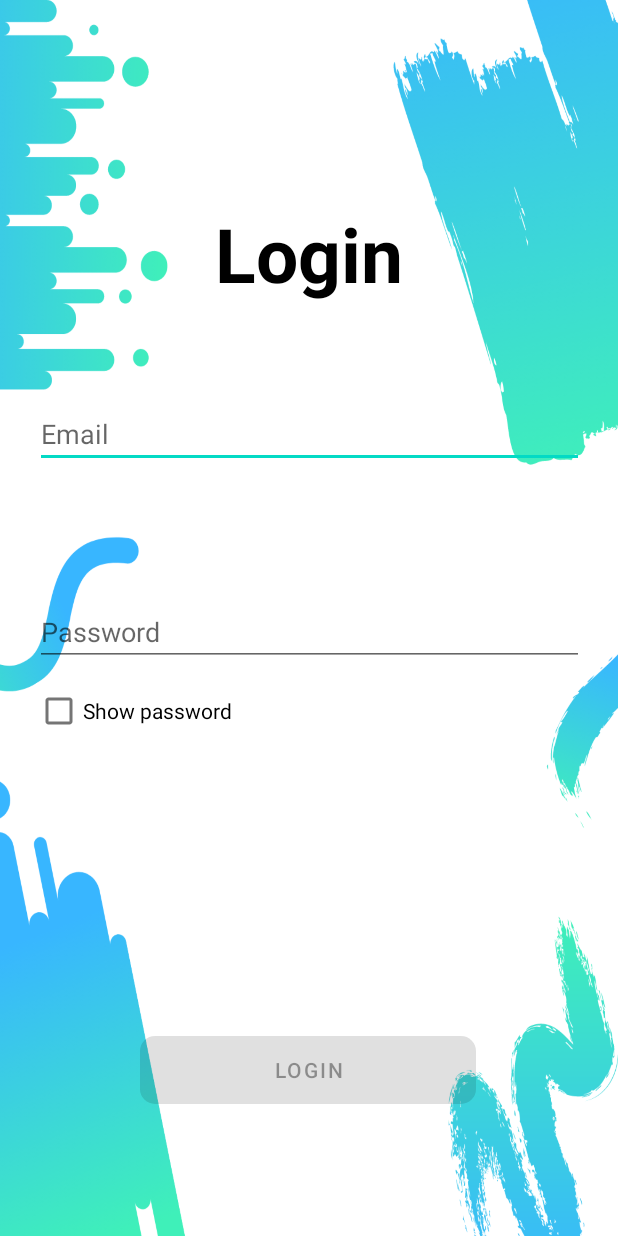
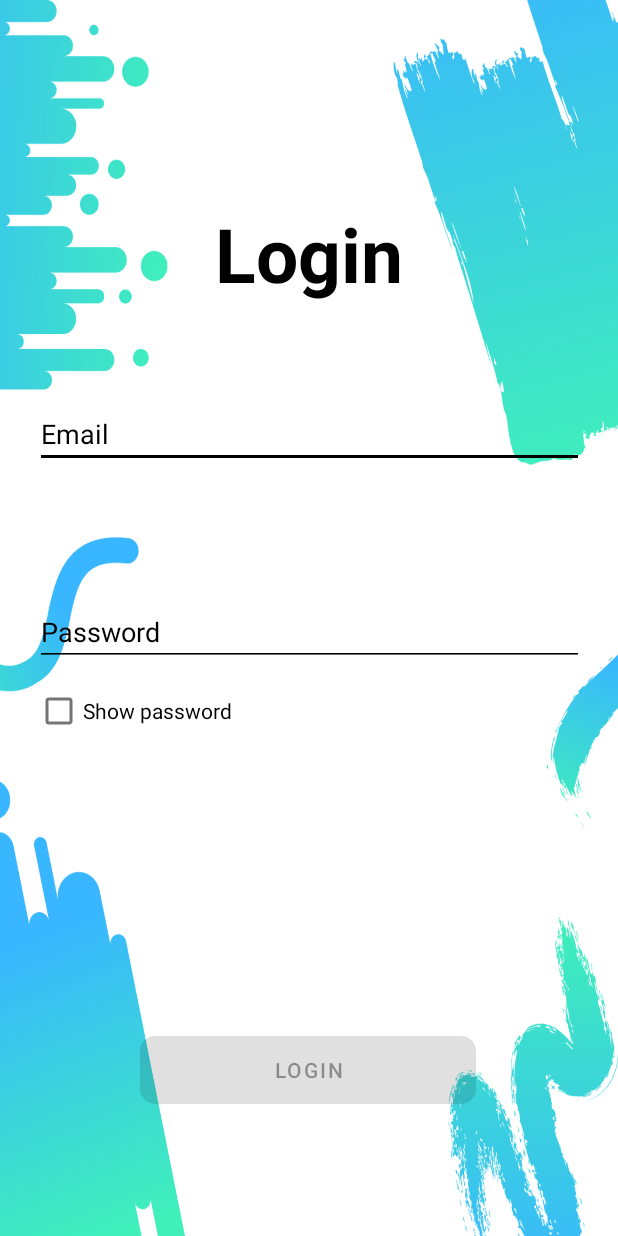
Before and after one commit to Mhysth/UAS-Interna, an Android app: the screen it shows after launch (Login), on a phone screen of 412 x 824 dp. Run offline under Robolectric (Android 15) with nearby library versions, the phone set to English and light mode, and no system bars; our stand-ins replace ButterKnife.

Commit message:
reminder works

```diff
--- a/app/src/main/AndroidManifest.xml
+++ b/app/src/main/AndroidManifest.xml
@@ -4,6 +4,7 @@
 
     <uses-permission android:name="android.permission.INTERNET" />
     <uses-permission android:name="android.permission.SET_ALARM"/>
+    <uses-permission android:name="com.android.alarm.permission.SET_ALARM" />
 
     <application
         android:allowBackup="true"
--- a/app/src/main/java/com/example/uas/fragment/NotificationFragment.java
+++ b/app/src/main/java/com/example/uas/fragment/NotificationFragment.java
@@ -45,8 +45,8 @@ public class NotificationFragment extends Fragment {
                 timePickerDialog = new TimePickerDialog(getActivity(), new TimePickerDialog.OnTimeSetListener() {
                     @Override
                     public void onTimeSet(TimePicker view, int hourOfDay, int minute) {
-                        h.setText(String.format("", hourOfDay));
-                        h.setText(String.format("", minute));
+                        h.setText(String.format("%02d", hourOfDay));
+                        m.setText(String.format("%02d", minute));
                     }
                 }, current_h, current_m, false);
                 timePickerDialog.show();
--- a/app/src/main/res/layout/activity_login.xml
+++ b/app/src/main/res/layout/activity_login.xml
@@ -12,8 +12,11 @@
         android:layout_width="366dp"
         android:layout_height="40dp"
         android:layout_marginTop="272dp"
+        android:backgroundTint="#000000"
         android:hint="@string/email"
         android:inputType="textEmailAddress"
+        android:textColor="@color/black"
+        android:textColorHint="@color/black"
         app:layout_constraintEnd_toEndOf="parent"
         app:layout_constraintStart_toStartOf="parent"
         app:layout_constraintTop_toTopOf="parent" />
@@ -23,9 +26,12 @@
         android:layout_width="366dp"
         android:layout_height="40dp"
         android:layout_marginTop="92dp"
+        android:backgroundTint="#000000"
         android:hint="@string/password"
         android:inputType="textPassword"
         android:password="true"
+        android:textColor="@color/black"
+        android:textColorHint="@color/black"
         app:layout_constraintEnd_toEndOf="parent"
         app:layout_constraintHorizontal_bias="0.511"
         app:layout_constraintStart_toStartOf="parent"
@@ -68,6 +74,7 @@
         android:layout_height="36dp"
         android:layout_marginTop="12dp"
         android:text="@string/show_password"
+        android:textColor="@color/black"
         app:layout_constraintEnd_toEndOf="parent"
         app:layout_constraintHorizontal_bias="0.092"
         app:layout_constraintStart_toStartOf="parent"
--- a/app/src/main/res/layout/timeline_adapter.xml
+++ b/app/src/main/res/layout/timeline_adapter.xml
@@ -76,7 +76,7 @@
                 android:text="1 January 2000"
                 app:layout_constraintBottom_toBottomOf="parent"
                 app:layout_constraintEnd_toEndOf="parent"
-                app:layout_constraintHorizontal_bias="0.558"
+                app:layout_constraintHorizontal_bias="0.135"
                 app:layout_constraintStart_toEndOf="@+id/std_title"
                 app:layout_constraintTop_toTopOf="parent"
                 app:layout_constraintVertical_bias="0.145" />
--- a/app/src/main/res/values-night/themes.xml
+++ b/app/src/main/res/values-night/themes.xml
@@ -1,13 +1,13 @@
 <resources xmlns:tools="http://schemas.android.com/tools">
     <!-- Base application theme. -->
-    <style name="Theme.UAS" parent="Theme.MaterialComponents.DayNight.DarkActionBar">
+    <style name="Theme.UAS" parent="Theme.MaterialComponents.DayNight.NoActionBar">
         <!-- Primary brand color. -->
-        <item name="colorPrimary">@color/purple_200</item>
+        <item name="colorPrimary">@color/main_color</item>
         <item name="colorPrimaryVariant">@color/purple_700</item>
         <item name="colorOnPrimary">@color/black</item>
         <!-- Secondary brand color. -->
         <item name="colorSecondary">@color/teal_200</item>
-        <item name="colorSecondaryVariant">@color/teal_200</item>
+        <item name="colorSecondaryVariant">@color/teal_700</item>
         <item name="colorOnSecondary">@color/black</item>
         <!-- Status bar color. -->
         <item name="android:statusBarColor" tools:targetApi="l">?attr/colorPrimaryVariant</item>
--- a/app/src/main/res/values/themes.xml
+++ b/app/src/main/res/values/themes.xml
@@ -4,7 +4,7 @@
         <!-- Primary brand color. -->
         <item name="colorPrimary">@color/main_color</item>
         <item name="colorPrimaryVariant">@color/purple_700</item>
-        <item name="colorOnPrimary">@color/white</item>
+        <item name="colorOnPrimary">@color/black</item>
         <!-- Secondary brand color. -->
         <item name="colorSecondary">@color/teal_200</item>
         <item name="colorSecondaryVariant">@color/teal_700</item>
```
Also changed, not shown: app/src/main/java/com/example/uas/utils/Constants.java (+7 -6 lines).
